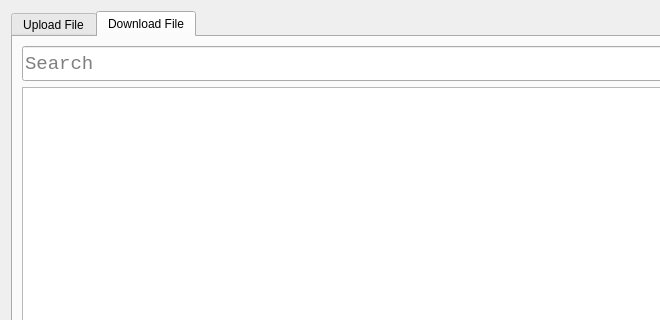
NicholasZanetiAulivier/Python-T-Store, file src/widgets/contentPage.ui: the form before one commit; both pictures show x 0 to 660 and y 0 to 320 of the 800 by 600 pixel window.
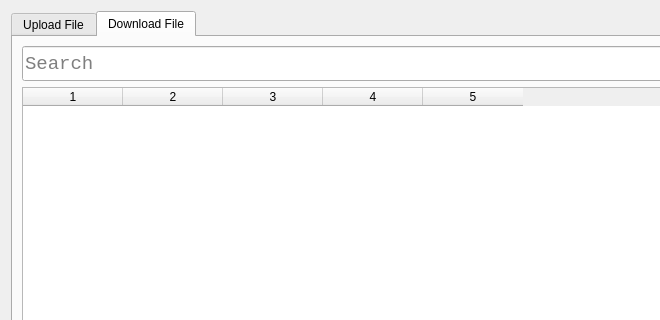
The form after the commit. The open tabs and pages were chosen to show the change.

What changed in the file:
```diff
--- a/src/widgets/contentPage.ui
+++ b/src/widgets/contentPage.ui
@@ -249,7 +249,43 @@
         </layout>
        </item>
        <item>
-        <widget class="QTableWidget" name="table"/>
+        <widget class="QTableWidget" name="table">
+         <property name="sizePolicy">
+          <sizepolicy hsizetype="Maximum" vsizetype="Expanding">
+           <horstretch>0</horstretch>
+           <verstretch>0</verstretch>
+          </sizepolicy>
+         </property>
+         <property name="maximumSize">
+          <size>
+           <width>758</width>
+           <height>16777215</height>
+          </size>
+         </property>
+         <property name="horizontalScrollBarPolicy">
+          <enum>Qt::ScrollBarPolicy::ScrollBarAlwaysOff</enum>
+         </property>
+         <property name="autoScroll">
+          <bool>false</bool>
+         </property>
+         <property name="editTriggers">
+          <set>QAbstractItemView::EditTrigger::NoEditTriggers</set>
+         </property>
+         <property name="textElideMode">
+          <enum>Qt::TextElideMode::ElideLeft</enum>
+         </property>
+         <property name="rowCount">
+          <number>0</number>
+         </property>
+         <property name="columnCount">
+          <number>5</number>
+         </property>
+         <column/>
+         <column/>
+         <column/>
+         <column/>
+         <column/>
+        </widget>
        </item>
       </layout>
      </widget>
```
Left out of the diff: 2 changed lines with no effect on the pictures.
